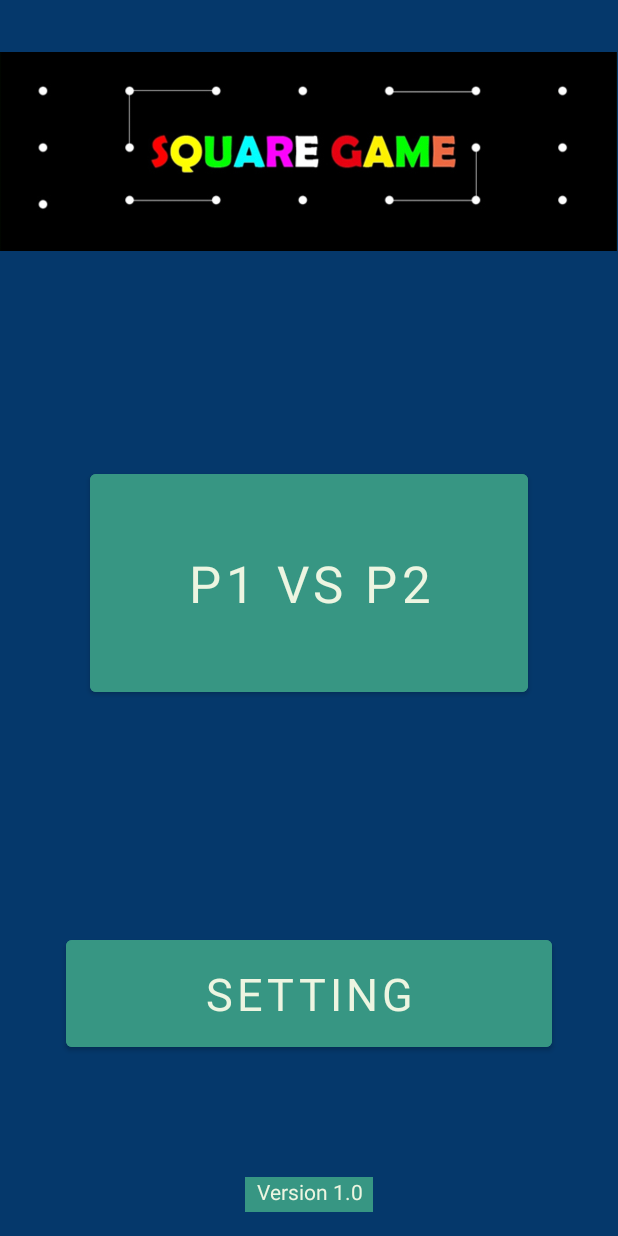
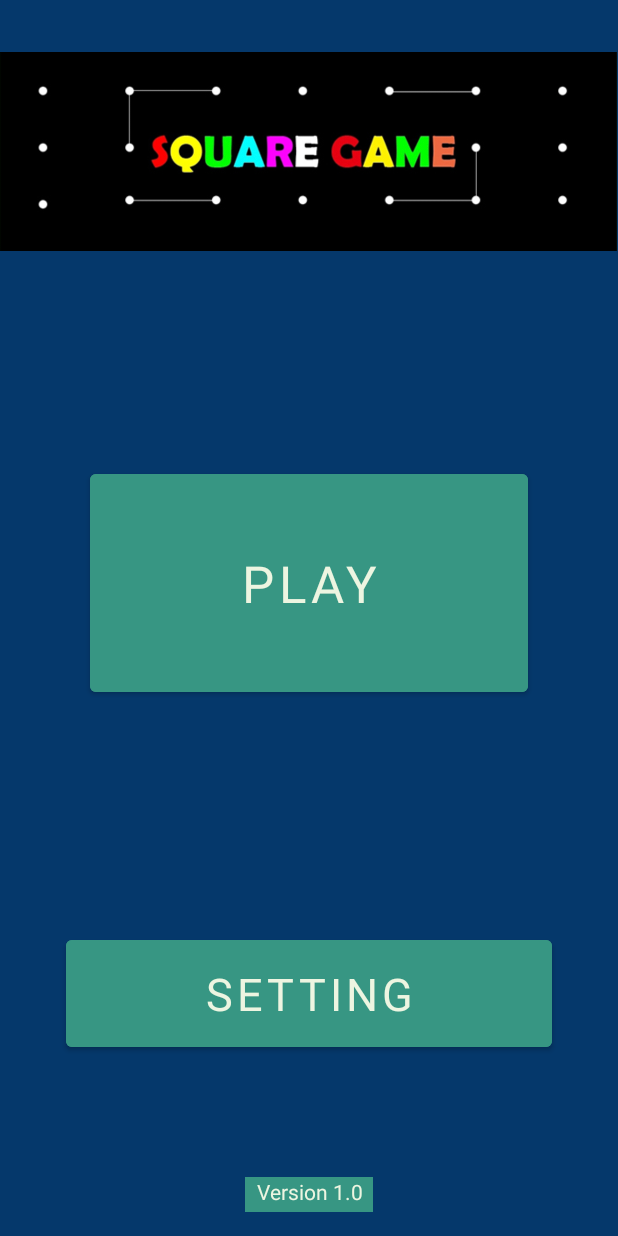
Before and after one commit to tirth2000p/MyApplication475, an Android app: the MainActivity screen opened directly, with no data from a screen before it, on a phone screen of 412 x 824 dp. Run offline under Robolectric (Android 15) with nearby library versions, the phone set to English and light mode, and no system bars; our stand-ins replace navigation-ui; Roboto replaces fonts that are not available here.

Commit message:
hindi，grid size

```diff
--- a/app/src/main/java/com/example/myapplication/settingsPage.java
+++ b/app/src/main/java/com/example/myapplication/settingsPage.java
@@ -63,7 +63,9 @@ public class settingsPage extends AppCompatActivity implements AdapterView.OnIte
                 else if(lan.equalsIgnoreCase("বাংলা")){
                     setLocale("bn");
                 }
-
+                else if (lan.equalsIgnoreCase("हिन्दी")){
+                    setLocale("hi");
+                }
 
             }
         });
--- a/app/src/main/res/values/strings.xml
+++ b/app/src/main/res/values/strings.xml
@@ -15,7 +15,7 @@
 
     <string name="language_options">Custom Spinner</string>
 
-    <string name="player">P1 vs P2</string>
+    <string name="player">Play</string>
     <string name="Setting">Setting</string>
     <string name="Version">Version 1.0</string>
     <string name="Move">Number Of Moves</string>
```
Also changed, not shown: 5 other files.
